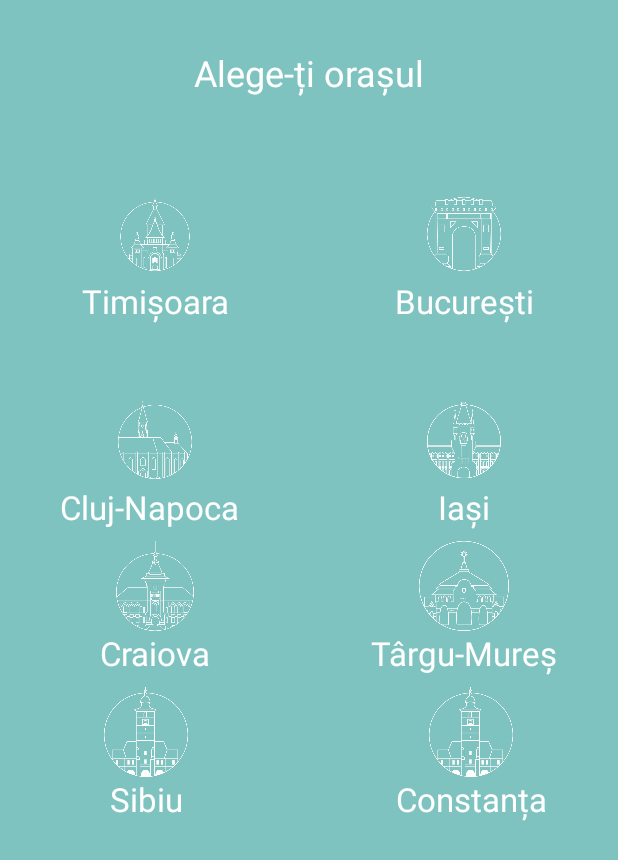
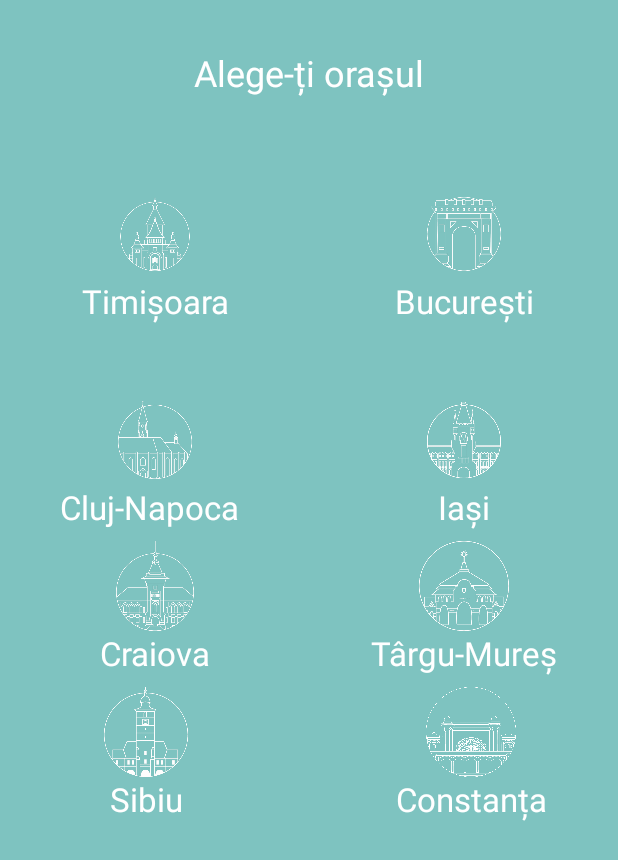
Before and after one commit to stefanblaga/Studentist, an Android app: the fragment ChooseCityFragment shown on its own in the app's theme, on a phone screen of 412 x 824 dp. Shown: the top 860 px of the screen. Run offline under Robolectric (Android 15) with nearby library versions, the phone set to English and light mode, and no system bars; our stand-ins replace ButterKnife; libraries missing offline, so code that uses them is left out: com.github.paolorotolo.appintro.

Commit message:
- constanta icon
- add constanta icon

```diff
--- a/app/src/main/res/layout/fragment_choose_city.xml
+++ b/app/src/main/res/layout/fragment_choose_city.xml
@@ -277,7 +277,7 @@
         android:layout_marginEnd="8dp"
         android:layout_marginStart="8dp"
         android:layout_marginTop="8dp"
-        android:src="@drawable/sibiu"
+        android:src="@drawable/constanta"
         app:layout_constraintEnd_toEndOf="parent"
         app:layout_constraintHorizontal_bias="0.822"
         app:layout_constraintRight_toLeftOf="@+id/guideline2"
```
Also changed, not shown: app/src/main/res/drawable-hdpi/constanta.png (added), app/src/main/res/drawable-mdpi/constanta.png (added), app/src/main/res/drawable-xhdpi/constanta.png (added), app/src/main/res/drawable-xxhdpi/constanta.png (added), app/src/main/res/drawable-xxxhdpi/constanta.png (added).
